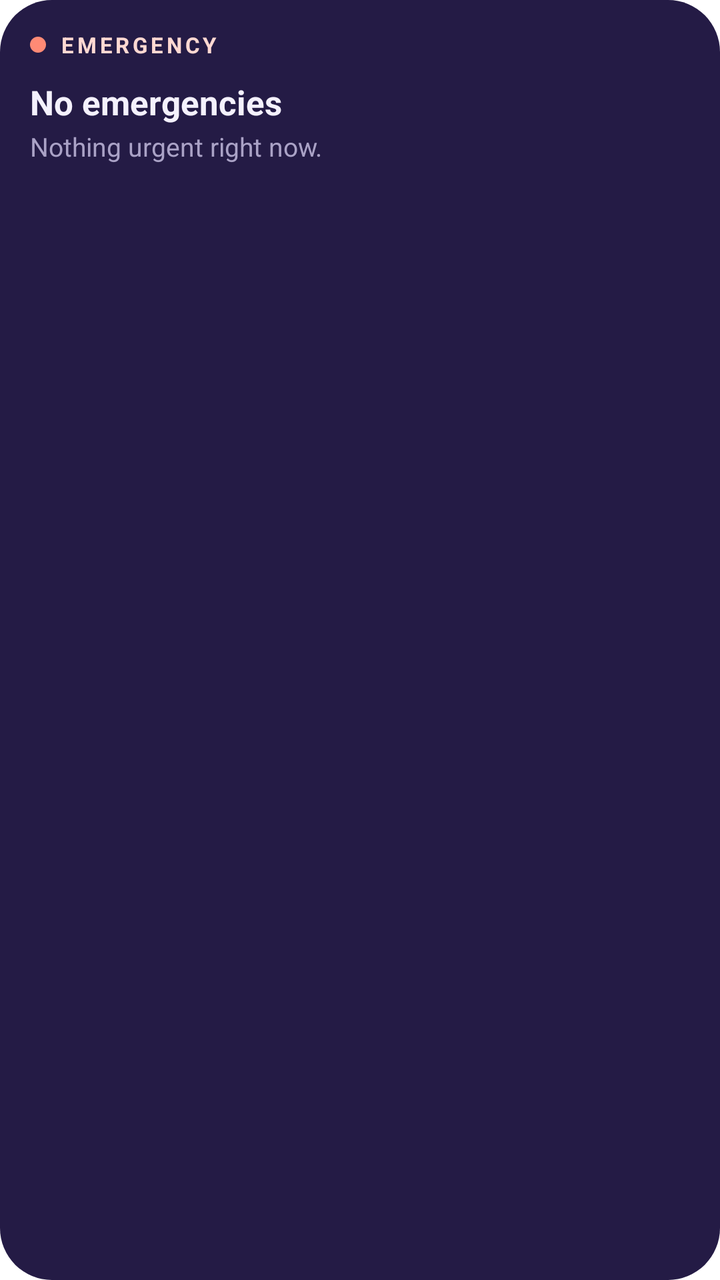
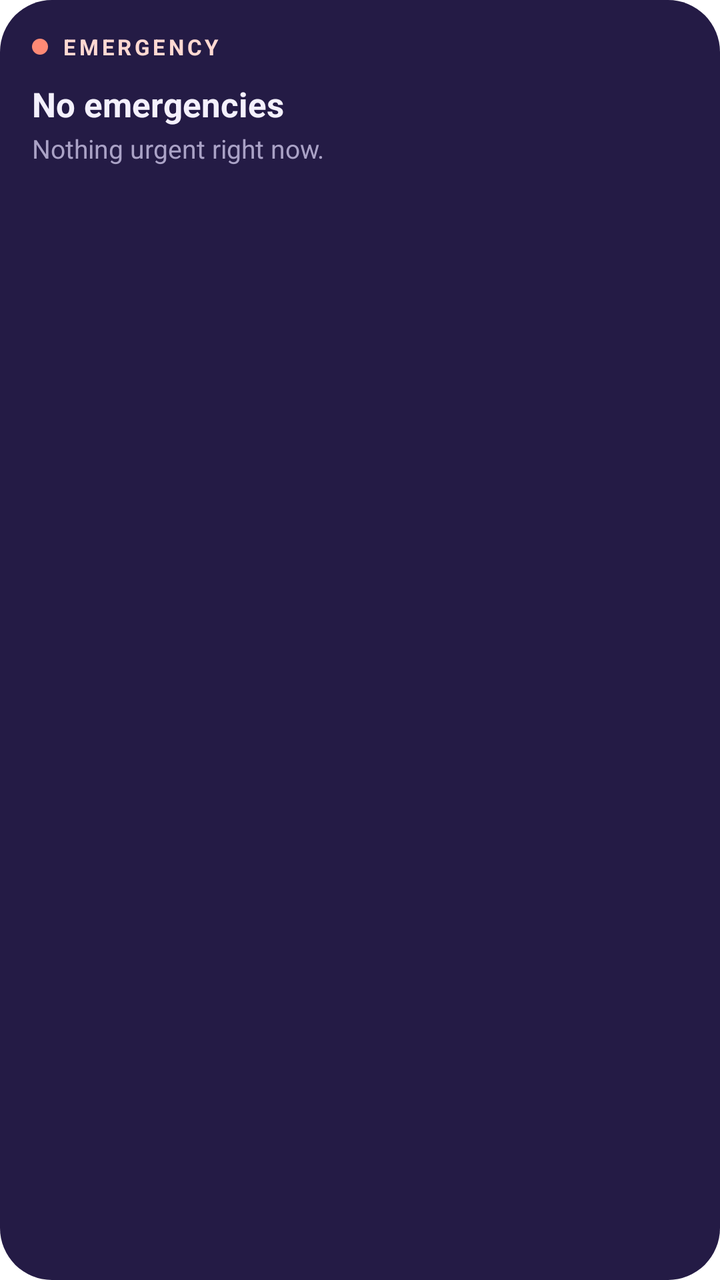

An Android layout rendered at two revisions. The XML below is the earlier revision; the diff shows what the commit changed to produce the second picture.
<!-- AndroidManifest.xml: fallback theme Theme.MaterialComponents.DayNight.NoActionBar -->
<!-- res/layout/widget_emergency.xml -->
<?xml version="1.0" encoding="utf-8"?>
<LinearLayout xmlns:android="http://schemas.android.com/apk/res/android"
  android:id="@+id/em_root"
  android:layout_width="match_parent"
  android:layout_height="match_parent"
  android:background="@drawable/widget_bg"
  android:orientation="vertical"
  android:padding="15dp">

  <LinearLayout
    android:layout_width="match_parent"
    android:layout_height="wrap_content"
    android:gravity="center_vertical"
    android:orientation="horizontal">

    <ImageView
      android:layout_width="8dp"
      android:layout_height="8dp"
      android:contentDescription="@null"
      android:src="@drawable/widget_circle_white"
      android:tint="#FF8A75" />

    <TextView
      android:id="@+id/em_kicker"
      android:layout_width="wrap_content"
      android:layout_height="wrap_content"
      android:layout_marginStart="7dp"
      android:letterSpacing="0.14"
      android:text="EMERGENCY"
      android:textColor="#FFD9D2"
      android:textSize="11sp"
      android:textStyle="bold" />
  </LinearLayout>

  <TextView
    android:id="@+id/em_msg_title"
    android:layout_width="wrap_content"
    android:layout_height="wrap_content"
    android:layout_marginTop="10dp"
    android:text="No emergencies"
    android:textColor="#F4F1FD"
    android:textSize="17sp"
    android:textStyle="bold" />

  <TextView
    android:id="@+id/em_msg_sub"
    android:layout_width="wrap_content"
    android:layout_height="wrap_content"
    android:layout_marginTop="2dp"
    android:text="Nothing urgent right now."
    android:textColor="#AAA2C6"
    android:textSize="13sp" />
  <LinearLayout
    android:id="@+id/em_row_1"
    android:layout_width="match_parent"
    android:layout_height="wrap_content"
    android:layout_marginTop="10dp"
    android:gravity="top"
    android:orientation="horizontal"
    android:visibility="gone">

    <FrameLayout
      android:layout_width="40dp"
      android:layout_height="40dp">

      <ImageView
        android:id="@+id/em_avatar_img_1"
        android:layout_width="40dp"
        android:layout_height="40dp"
        android:contentDescription="@null"
        android:src="@drawable/widget_circle_white" />

      <TextView
        android:id="@+id/em_avatar_text_1"
        android:layout_width="match_parent"
        android:layout_height="match_parent"
        android:gravity="center"
        android:textColor="#FFFFFF"
        android:textSize="13sp"
        android:textStyle="bold" />
    </FrameLayout>

    <LinearLayout
      android:layout_width="0dp"
      android:layout_height="wrap_content"
      android:layout_marginStart="11dp"
      android:layout_weight="1"
      android:orientation="vertical">

      <TextView
        android:id="@+id/em_name_1"
        android:layout_width="match_parent"
        android:layout_height="wrap_content"
        android:ellipsize="end"
        android:letterSpacing="0.11"
        android:maxLines="1"
        android:textColor="#E8FFFFFF"
        android:textSize="10.5sp"
        android:textStyle="bold" />

      <TextView
        android:id="@+id/em_title_1"
        android:layout_width="match_parent"
        android:layout_height="wrap_content"
        android:ellipsize="end"
        android:maxLines="1"
        android:textColor="#FFFFFF"
        android:textSize="15.5sp"
        android:textStyle="bold" />

      <TextView
        android:id="@+id/em_note_1"
        android:layout_width="match_parent"
        android:layout_height="wrap_content"
        android:ellipsize="end"
        android:maxLines="1"
        android:textColor="#FEE2E2"
        android:textSize="12.5sp" />

      <TextView
        android:id="@+id/em_left_1"
        android:layout_width="match_parent"
        android:layout_height="wrap_content"
        android:layout_marginTop="1dp"
        android:textColor="#FECACA"
        android:textSize="11.5sp" />
    </LinearLayout>

    <FrameLayout
      android:id="@+id/em_pill_1"
      android:layout_width="wrap_content"
      android:layout_height="wrap_content"
      android:layout_marginStart="8dp"
      android:layout_marginTop="4dp">

      <ImageView
        android:layout_width="match_parent"
        android:layout_height="match_parent"
        android:contentDescription="@null"
        android:scaleType="fitXY"
        android:src="@drawable/widget_pill_white" />

      <TextView
        android:layout_width="wrap_content"
        android:layout_height="wrap_content"
        android:paddingStart="13dp"
        android:paddingTop="7dp"
        android:paddingEnd="13dp"
        android:paddingBottom="7dp"
        android:text="Pray now"
        android:textColor="#8F1D16"
        android:textSize="12sp"
        android:textStyle="bold" />
    </FrameLayout>
  </LinearLayout>
  <LinearLayout
    android:id="@+id/em_row_2"
    android:layout_width="match_parent"
    android:layout_height="wrap_content"
    android:layout_marginTop="10dp"
    android:gravity="top"
    android:orientation="horizontal"
    android:visibility="gone">

    <FrameLayout
      android:layout_width="40dp"
      android:layout_height="40dp">

      <ImageView
        android:id="@+id/em_avatar_img_2"
        android:layout_width="40dp"
        android:layout_height="40dp"
        android:contentDescription="@null"
        android:src="@drawable/widget_circle_white" />

      <TextView
        android:id="@+id/em_avatar_text_2"
        android:layout_width="match_parent"
        android:layout_height="match_parent"
        android:gravity="center"
        android:textColor="#FFFFFF"
        android:textSize="13sp"
        android:textStyle="bold" />
    </FrameLayout>

    <LinearLayout
      android:layout_width="0dp"
      android:layout_height="wrap_content"
      android:layout_marginStart="11dp"
      android:layout_weight="1"
      android:orientation="vertical">

      <TextView
        android:id="@+id/em_name_2"
        android:layout_width="match_parent"
        android:layout_height="wrap_content"
        android:ellipsize="end"
        android:letterSpacing="0.11"
        android:maxLines="1"
        android:textColor="#E8FFFFFF"
        android:textSize="10.5sp"
        android:textStyle="bold" />

      <TextView
        android:id="@+id/em_title_2"
        android:layout_width="match_parent"
        android:layout_height="wrap_content"
        android:ellipsize="end"
        android:maxLines="1"
        android:textColor="#FFFFFF"
        android:textSize="15.5sp"
        android:textStyle="bold" />

      <TextView
        android:id="@+id/em_note_2"
        android:layout_width="match_parent"
        android:layout_height="wrap_content"
        android:ellipsize="end"
        android:maxLines="1"
        android:textColor="#FEE2E2"
        android:textSize="12.5sp" />

      <TextView
        android:id="@+id/em_left_2"
        android:layout_width="match_parent"
        android:layout_height="wrap_content"
        android:layout_marginTop="1dp"
        android:textColor="#FECACA"
        android:textSize="11.5sp" />
    </LinearLayout>

    <FrameLayout
      android:id="@+id/em_pill_2"
      android:layout_width="wrap_content"
      android:layout_height="wrap_content"
      android:layout_marginStart="8dp"
      android:layout_marginTop="4dp">

      <ImageView
        android:layout_width="match_parent"
        android:layout_height="match_parent"
        android:contentDescription="@null"
        android:scaleType="fitXY"
        android:src="@drawable/widget_pill_white" />

      <TextView
        android:layout_width="wrap_content"
        android:layout_height="wrap_content"
        android:paddingStart="13dp"
        android:paddingTop="7dp"
        android:paddingEnd="13dp"
        android:paddingBottom="7dp"
        android:text="Pray now"
        android:textColor="#8F1D16"
        android:textSize="12sp"
        android:textStyle="bold" />
    </FrameLayout>
  </LinearLayout>
</LinearLayout>
<!-- resources referenced by this layout -->
<resources>
  <!-- drawable widget_bg (drawable) -->
  <?xml version="1.0" encoding="utf-8"?>
  <shape xmlns:android="http://schemas.android.com/apk/res/android" android:shape="rectangle">
    <solid android:color="#241B45" />
    <corners android:radius="26dp" />
  </shape>
  <!-- drawable widget_circle_white (drawable) -->
  <?xml version="1.0" encoding="utf-8"?>
  <shape xmlns:android="http://schemas.android.com/apk/res/android" android:shape="oval">
    <solid android:color="#FFFFFF" />
  </shape>
  <!-- drawable widget_pill_white (drawable) -->
  <?xml version="1.0" encoding="utf-8"?>
  <shape xmlns:android="http://schemas.android.com/apk/res/android" android:shape="rectangle">
    <solid android:color="#FFFFFF" />
    <corners android:radius="100dp" />
  </shape>
</resources>

<!-- the commit's change to res/layout/widget_emergency.xml (unified diff, before → after) -->
@@ -5,7 +5,7 @@
   android:layout_height="match_parent"
   android:background="@drawable/widget_bg"
   android:orientation="vertical"
-  android:padding="15dp">
+  android:padding="16dp">
 
   <LinearLayout
     android:layout_width="match_parent"
@@ -53,20 +53,21 @@
   <LinearLayout
     android:id="@+id/em_row_1"
     android:layout_width="match_parent"
-    android:layout_height="wrap_content"
+    android:layout_height="0dp"
     android:layout_marginTop="10dp"
-    android:gravity="top"
+    android:layout_weight="1"
+    android:gravity="center_vertical"
     android:orientation="horizontal"
     android:visibility="gone">
 
     <FrameLayout
-      android:layout_width="40dp"
-      android:layout_height="40dp">
+      android:layout_width="52dp"
+      android:layout_height="52dp">
 
       <ImageView
         android:id="@+id/em_avatar_img_1"
-        android:layout_width="40dp"
-        android:layout_height="40dp"
+        android:layout_width="52dp"
+        android:layout_height="52dp"
         android:contentDescription="@null"
         android:src="@drawable/widget_circle_white" />
 
@@ -76,7 +77,7 @@
         android:layout_height="match_parent"
         android:gravity="center"
         android:textColor="#FFFFFF"
-        android:textSize="13sp"
+        android:textSize="16sp"
         android:textStyle="bold" />
     </FrameLayout>
 
@@ -105,7 +106,7 @@
         android:ellipsize="end"
         android:maxLines="1"
         android:textColor="#FFFFFF"
-        android:textSize="15.5sp"
+        android:textSize="17sp"
         android:textStyle="bold" />
 
       <TextView
@@ -113,7 +114,7 @@
         android:layout_width="match_parent"
         android:layout_height="wrap_content"
         android:ellipsize="end"
-        android:maxLines="1"
+        android:maxLines="2"
         android:textColor="#FEE2E2"
         android:textSize="12.5sp" />
 
@@ -123,53 +124,43 @@
         android:layout_height="wrap_content"
         android:layout_marginTop="1dp"
         android:textColor="#FECACA"
-        android:textSize="11.5sp" />
+        android:textSize="12.5sp" />
     </LinearLayout>
 
-    <FrameLayout
+    <TextView
       android:id="@+id/em_pill_1"
       android:layout_width="wrap_content"
       android:layout_height="wrap_content"
+      android:layout_gravity="center_vertical"
       android:layout_marginStart="8dp"
-      android:layout_marginTop="4dp">
-
-      <ImageView
-        android:layout_width="match_parent"
-        android:layout_height="match_parent"
-        android:contentDescription="@null"
-        android:scaleType="fitXY"
-        android:src="@drawable/widget_pill_white" />
-
-      <TextView
-        android:layout_width="wrap_content"
-        android:layout_height="wrap_content"
-        android:paddingStart="13dp"
-        android:paddingTop="7dp"
-        android:paddingEnd="13dp"
-        android:paddingBottom="7dp"
-        android:text="Pray now"
-        android:textColor="#8F1D16"
-        android:textSize="12sp"
-        android:textStyle="bold" />
-    </FrameLayout>
+      android:background="@drawable/widget_pill_white"
+      android:paddingStart="16dp"
+      android:paddingTop="9dp"
+      android:paddingEnd="16dp"
+      android:paddingBottom="9dp"
+      android:text="Pray now"
+      android:textColor="#8F1D16"
+      android:textSize="12sp"
+      android:textStyle="bold" />
   </LinearLayout>
   <LinearLayout
     android:id="@+id/em_row_2"
     android:layout_width="match_parent"
-    android:layout_height="wrap_content"
+    android:layout_height="0dp"
     android:layout_marginTop="10dp"
-    android:gravity="top"
+    android:layout_weight="1"
+    android:gravity="center_vertical"
     android:orientation="horizontal"
     android:visibility="gone">
 
     <FrameLayout
-      android:layout_width="40dp"
-      android:layout_height="40dp">
+      android:layout_width="52dp"
+      android:layout_height="52dp">
 
       <ImageView
         android:id="@+id/em_avatar_img_2"
-        android:layout_width="40dp"
-        android:layout_height="40dp"
+        android:layout_width="52dp"
+        android:layout_height="52dp"
         android:contentDescription="@null"
         android:src="@drawable/widget_circle_white" />
 
@@ -179,7 +170,7 @@
         android:layout_height="match_parent"
         android:gravity="center"
         android:textColor="#FFFFFF"
-        android:textSize="13sp"
+        android:textSize="16sp"
         android:textStyle="bold" />
     </FrameLayout>
 
@@ -208,7 +199,7 @@
         android:ellipsize="end"
         android:maxLines="1"
         android:textColor="#FFFFFF"
-        android:textSize="15.5sp"
+        android:textSize="17sp"
         android:textStyle="bold" />
 
       <TextView
@@ -216,7 +207,7 @@
         android:layout_width="match_parent"
         android:layout_height="wrap_content"
         android:ellipsize="end"
-        android:maxLines="1"
+        android:maxLines="2"
         android:textColor="#FEE2E2"
         android:textSize="12.5sp" />
 
@@ -226,34 +217,23 @@
         android:layout_height="wrap_content"
         android:layout_marginTop="1dp"
         android:textColor="#FECACA"
-        android:textSize="11.5sp" />
+        android:textSize="12.5sp" />
     </LinearLayout>
 
-    <FrameLayout
+    <TextView
       android:id="@+id/em_pill_2"
       android:layout_width="wrap_content"
       android:layout_height="wrap_content"
+      android:layout_gravity="center_vertical"
       android:layout_marginStart="8dp"
-      android:layout_marginTop="4dp">
-
-      <ImageView
-        android:layout_width="match_parent"
-        android:layout_height="match_parent"
-        android:contentDescription="@null"
-        android:scaleType="fitXY"
-        android:src="@drawable/widget_pill_white" />
-
-      <TextView
-        android:layout_width="wrap_content"
-        android:layout_height="wrap_content"
-        android:paddingStart="13dp"
-        android:paddingTop="7dp"
-        android:paddingEnd="13dp"
-        android:paddingBottom="7dp"
-        android:text="Pray now"
-        android:textColor="#8F1D16"
-        android:textSize="12sp"
-        android:textStyle="bold" />
-    </FrameLayout>
+      android:background="@drawable/widget_pill_white"
+      android:paddingStart="16dp"
+      android:paddingTop="9dp"
+      android:paddingEnd="16dp"
+      android:paddingBottom="9dp"
+      android:text="Pray now"
+      android:textColor="#8F1D16"
+      android:textSize="12sp"
+      android:textStyle="bold" />
   </LinearLayout>
 </LinearLayout>
